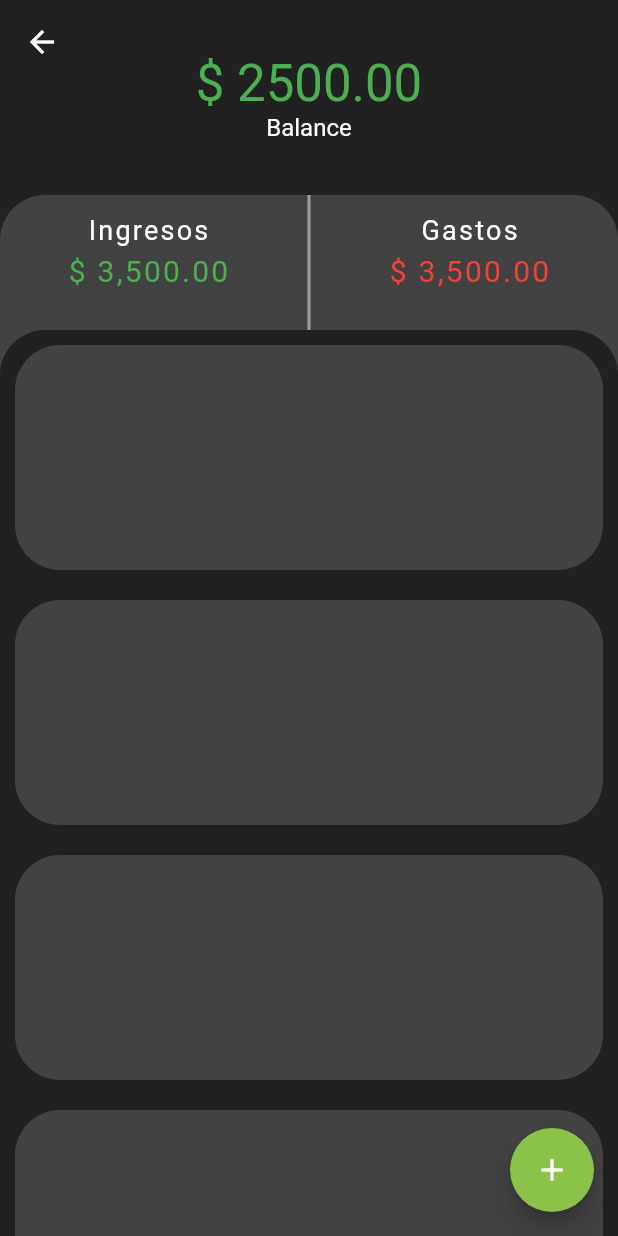
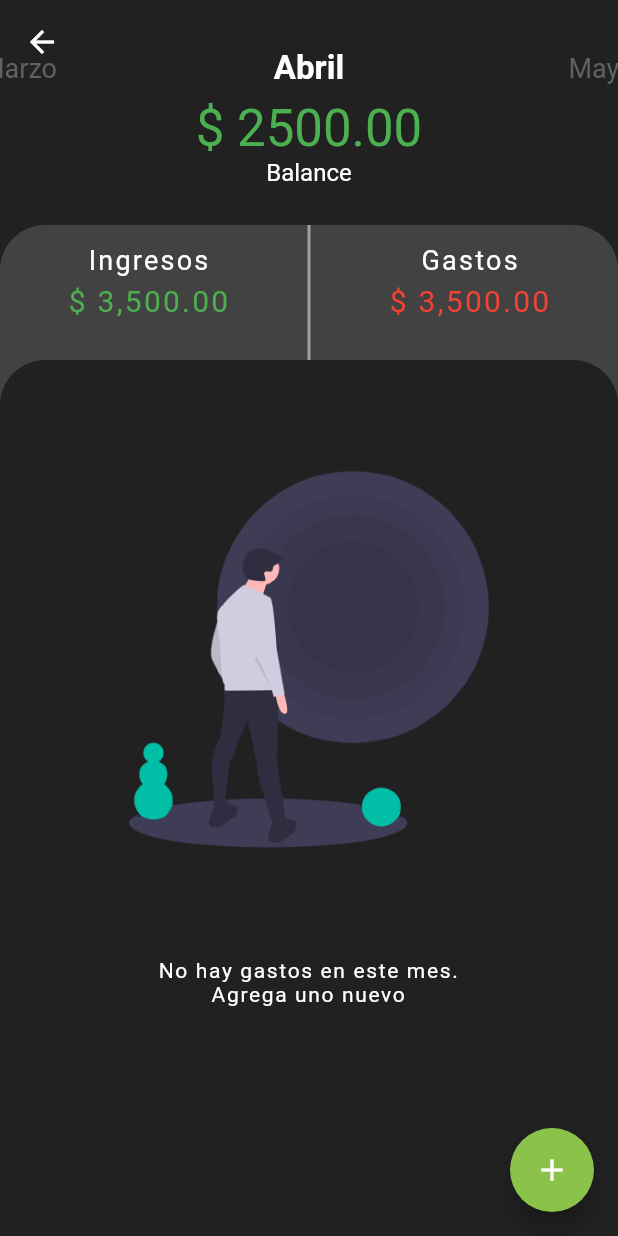
Before and after one commit to oscarvr10/Expenses-App, a Flutter app: the BalancePage screen opened directly, on a phone screen of 412 x 824 dp. Run offline on Flutter 3.47's test engine with Material 2 defaults, Android fonts, the phone set to English and light mode, and no system bars; drawn by our look-alikes of flutter_speed_dial; our stand-ins replace fluttertoast, sqflite; missing offline and left inert: flutter_material_color_picker; accounts and stored records are empty; statements that could not run were skipped.

Commit message:
Ajustes al guardar gastos y cambios en balance page

```diff
--- a/lib/pages/balance_page.dart
+++ b/lib/pages/balance_page.dart
@@ -4,6 +4,8 @@
 import 'package:exp_app/widgets/balance_page_wt/custom_fab.dart';
 import 'package:exp_app/widgets/balance_page_wt/front_sheet.dart';
 import 'package:flutter/material.dart';
+
+import '../widgets/balance_page_wt/month_selector.dart';
 
 class BalancePage extends StatefulWidget {
   const BalancePage({super.key});
@@ -48,11 +50,12 @@
         slivers: [
           SliverAppBar(
             elevation: 0.0,
-            expandedHeight: 130.0,
+            expandedHeight: 150.0,
             flexibleSpace: FlexibleSpaceBar(
               background: Column(
                 mainAxisAlignment: MainAxisAlignment.center,
                 children: const [
+                  MonthSelector(),
                   Text(
                     '\$ 2500.00',
                     style: TextStyle(fontSize: 34.0, color: Colors.green),
--- a/lib/providers/ui_provider.dart
+++ b/lib/providers/ui_provider.dart
@@ -1,11 +1,20 @@
 import 'package:flutter/material.dart';
 
-class UiProvider extends ChangeNotifier {
+class UIProvider extends ChangeNotifier {
   int _bnbIndex = 0;
+  int _selectedMonth = DateTime.now().month - 1;
+
   int get bnbIndex => _bnbIndex;
 
   set bnbIndex(int i) {
     _bnbIndex = i;
     notifyListeners();
   }
+
+  int get selectedMonth => _selectedMonth;
+
+  set selectedMonth(int i) {
+    _selectedMonth = i;
+    notifyListeners();
+  }
 }
--- a/lib/widgets/add_expenses_wt/save_button.dart
+++ b/lib/widgets/add_expenses_wt/save_button.dart
@@ -1,5 +1,6 @@
 import 'package:exp_app/models/combined_model.dart';
 import 'package:exp_app/providers/expenses_provider.dart';
+import 'package:exp_app/providers/ui_provider.dart';
 import 'package:exp_app/utils/constants.dart';
 import 'package:flutter/material.dart';
 import 'package:fluttertoast/fluttertoast.dart';
@@ -12,6 +13,7 @@
   @override
   Widget build(BuildContext context) {
     final exProvider = context.read<ExpensesProvider>();
+    final uiProvider = context.read<UIProvider>();
 
     return GestureDetector(
       onTap: () {
@@ -20,6 +22,8 @@
           Fluttertoast.showToast(
               msg: 'Gasto agregado correctamente.',
               backgroundColor: Colors.green);
+          uiProvider.bnbIndex = 0;
+          Navigator.pop(context);
         } else if (cModel.amount == 0.0) {
           Fluttertoast.showToast(
               msg: 'Debes agregar un monto para el gasto.',
--- a/lib/widgets/balance_page_wt/front_sheet.dart
+++ b/lib/widgets/balance_page_wt/front_sheet.dart
@@ -1,33 +1,73 @@
 import 'package:exp_app/utils/constants.dart';
+import 'package:exp_app/widgets/balance_page_wt/flayer_categories.dart';
+import 'package:exp_app/widgets/balance_page_wt/flayer_skin.dart';
 import 'package:flutter/material.dart';
+import 'package:provider/provider.dart';
+import '../../providers/expenses_provider.dart';
 
 class FrontSheet extends StatelessWidget {
   const FrontSheet({super.key});
 
   @override
   Widget build(BuildContext context) {
-    var _list = List.generate(
-      10,
-      (I) => Padding(
-        padding: const EdgeInsets.all(10.0),
-        child: Container(
-          height: 150.0,
-          decoration: BoxDecoration(
-              color: Theme.of(context).primaryColorDark,
-              borderRadius: BorderRadius.circular(30.0)),
-        ),
-      ),
-    );
+    final eList = context.watch<ExpensesProvider>().eList;
+    bool hasData = false;
+
+    if (eList.isNotEmpty) {
+      hasData = true;
+    }
 
     return Container(
       // height: 800.0,
       decoration: Constants.sheetBoxDecoration(
           Theme.of(context).scaffoldBackgroundColor),
-      child: ListView(
-        shrinkWrap: true,
-        physics: const NeverScrollableScrollPhysics(),
-        children: _list,
-      ),
+      child: hasData
+          ? ListView(
+              shrinkWrap: true,
+              physics: const NeverScrollableScrollPhysics(),
+              children: const [
+                FlayerSkin(
+                  title: 'Categorías de Gastos',
+                  body: FlayerCategories(),
+                ),
+                FlayerSkin(
+                  title: 'Frecuencia de Gastos',
+                  body: SizedBox(
+                    height: 150.0,
+                  ),
+                ),
+                FlayerSkin(
+                  title: 'Movimientos',
+                  body: SizedBox(
+                    height: 150.0,
+                  ),
+                ),
+                FlayerSkin(
+                  title: 'Balance General',
+                  body: SizedBox(
+                    height: 150.0,
+                  ),
+                ),
+              ],
+            )
+          : Column(
+              mainAxisAlignment: MainAxisAlignment.center,
+              children: [
+                Container(
+                  padding: const EdgeInsets.all(50.0),
+                  child: Image.asset('assets/empty2.png'),
+                ),
+                const Text(
+                  'No hay gastos en este mes.\nAgrega uno nuevo',
+                  maxLines: 2,
+                  style: TextStyle(
+                    fontSize: 14.0,
+                    letterSpacing: 1.1,
+                  ),
+                  textAlign: TextAlign.center,
+                )
+              ],
+            ),
     );
   }
 }
--- /dev/null
+++ b/lib/widgets/balance_page_wt/month_selector.dart
@@ -0,0 +1,71 @@
+import 'package:exp_app/providers/ui_provider.dart';
+import 'package:flutter/material.dart';
+import 'package:provider/provider.dart';
+
+class MonthSelector extends StatelessWidget {
+  const MonthSelector({super.key});
+
+  @override
+  Widget build(BuildContext context) {
+    final uiProvider = context.read<UIProvider>();
+    int currentPage = context.watch<UIProvider>().selectedMonth;
+
+    PageController _controller = PageController(
+      initialPage: currentPage,
+      viewportFraction: 0.4,
+    );
+
+    return SizedBox(
+      height: 40.0,
+      child: PageView(
+        onPageChanged: (int i) {
+          uiProvider.selectedMonth = i;
+        },
+        controller: _controller,
+        children: [
+          _pageItems('Enero', 0, currentPage),
+          _pageItems('Febrero', 1, currentPage),
+          _pageItems('Marzo', 2, currentPage),
+          _pageItems('Abril', 3, currentPage),
+          _pageItems('Mayo', 4, currentPage),
+          _pageItems('Junio', 5, currentPage),
+          _pageItems('Julio', 6, currentPage),
+          _pageItems('Agosto', 7, currentPage),
+          _pageItems('Septiembre', 8, currentPage),
+          _pageItems('Octubre', 9, currentPage),
+          _pageItems('Noviembre', 10, currentPage),
+          _pageItems('Diciembre', 11, currentPage),
+        ],
+      ),
+    );
+  }
+
+  _pageItems(String name, int position, int currentPage) {
+    var _alignment = Alignment.center;
+
+    const selected = TextStyle(
+      fontSize: 22.0,
+      fontWeight: FontWeight.bold,
+    );
+    var unselected = TextStyle(
+      fontSize: 18.0,
+      color: Colors.grey[700],
+    );
+
+    if (position == currentPage) {
+      _alignment = Alignment.center;
+    } else if (position > currentPage) {
+      _alignment = Alignment.centerRight / 2;
+    } else {
+      _alignment = Alignment.centerLeft / 2;
+    }
+
+    return Align(
+      alignment: _alignment,
+      child: Text(
+        name,
+        style: position == currentPage ? selected : unselected,
+      ),
+    );
+  }
+}
--- a/pubspec.yaml
+++ b/pubspec.yaml
@@ -66,9 +66,8 @@
   uses-material-design: true
 
   # To add assets to your application, add an assets section, like this:
-  # assets:
-  #   - images/a_dot_burr.jpeg
-  #   - images/a_dot_ham.jpeg
+  assets:
+    - assets/
 
   # An image asset can refer to one or more resolution-specific "variants", see
   # https://flutter.dev/assets-and-images/#resolution-aware
```
Also changed, not shown: lib/pages/home_page.dart (+5 -3 lines), lib/providers/expenses_provider.dart (+35 -2 lines), lib/widgets/balance_page_wt/flayer_categories.dart (added, +72 -0 lines), lib/widgets/balance_page_wt/flayer_skin.dart (added, +45 -0 lines), assets/empty2.png (added).
